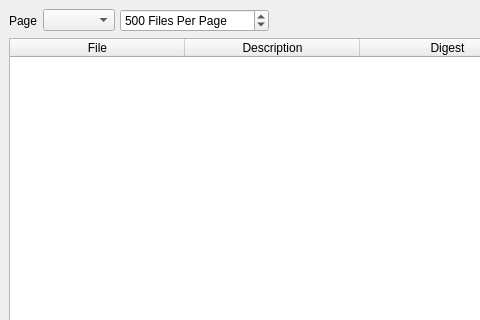
textbrowser/biblioteq, file UI/biblioteq_files.ui: the form before one commit; both pictures show x 0 to 480 and y 0 to 320 of the 1000 by 600 pixel window.
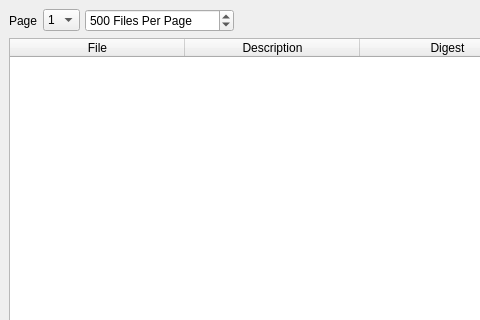
The form after the commit. Icons and pictures are not drawn.

```diff
--- a/UI/biblioteq_files.ui
+++ b/UI/biblioteq_files.ui
@@ -36,6 +36,11 @@
         <property name="sizeAdjustPolicy">
          <enum>QComboBox::AdjustToContents</enum>
         </property>
+        <item>
+         <property name="text">
+          <string>1</string>
+         </property>
+        </item>
        </widget>
       </item>
       <item>
```
